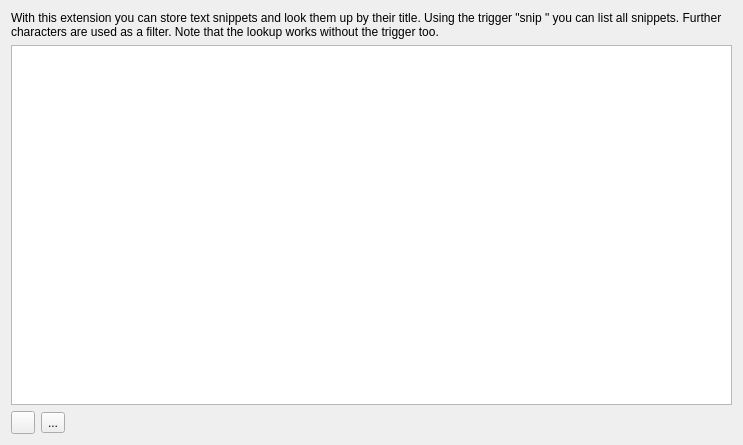
Above: snippets/src/configwidget.ui from albertlauncher/plugins before the change. Below: the same form after it.
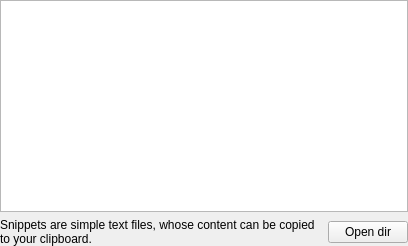
That is the form after the change. Icons and pictures are not drawn.

```diff
--- a/snippets/src/configwidget.ui
+++ b/snippets/src/configwidget.ui
@@ -6,23 +6,25 @@
    <rect>
     <x>0</x>
     <y>0</y>
-    <width>743</width>
-    <height>445</height>
+    <width>408</width>
+    <height>246</height>
    </rect>
   </property>
   <layout class="QVBoxLayout">
+   <property name="leftMargin">
+    <number>0</number>
+   </property>
+   <property name="topMargin">
+    <number>0</number>
+   </property>
+   <property name="rightMargin">
+    <number>0</number>
+   </property>
+   <property name="bottomMargin">
+    <number>0</number>
+   </property>
    <item>
-    <widget class="QLabel" name="label">
-     <property name="text">
-      <string>&lt;html&gt;&lt;head/&gt;&lt;body&gt;&lt;p&gt;With this extension you can store text snippets and look them up by their title. Using the trigger &amp;quot;snip &amp;quot; you can list all snippets. Further characters are used as a filter. Note that the lookup works without the trigger too.&lt;/p&gt;&lt;/body&gt;&lt;/html&gt;</string>
-     </property>
-     <property name="wordWrap">
-      <bool>true</bool>
-     </property>
-    </widget>
-   </item>
-   <item>
-    <widget class="QTableView" name="tableView">
+    <widget class="QListView" name="listView">
      <property name="editTriggers">
       <set>QAbstractItemView::NoEditTriggers</set>
      </property>
@@ -35,53 +37,32 @@
      <property name="selectionBehavior">
       <enum>QAbstractItemView::SelectRows</enum>
      </property>
-     <property name="showGrid">
-      <bool>false</bool>
-     </property>
-     <attribute name="horizontalHeaderHighlightSections">
-      <bool>false</bool>
-     </attribute>
-     <attribute name="horizontalHeaderStretchLastSection">
-      <bool>true</bool>
-     </attribute>
-     <attribute name="verticalHeaderVisible">
-      <bool>false</bool>
-     </attribute>
     </widget>
    </item>
    <item>
     <layout class="QHBoxLayout" name="horizontalLayout">
      <item>
-      <widget class="QToolButton" name="toolButton_add">
-       <property name="icon">
-        <iconset theme="list-add">
-         <normaloff>.</normaloff>.</iconset>
+      <widget class="QLabel" name="label">
+       <property name="sizePolicy">
+        <sizepolicy hsizetype="MinimumExpanding" vsizetype="Preferred">
+         <horstretch>0</horstretch>
+         <verstretch>0</verstretch>
+        </sizepolicy>
        </property>
-      </widget>
-     </item>
-     <item>
-      <widget class="QToolButton" name="toolButton_remove">
        <property name="text">
-        <string>...</string>
+        <string>Snippets are simple text files, whose content can be copied to your clipboard.</string>
        </property>
-       <property name="icon">
-        <iconset theme="list-remove">
-         <normaloff>.</normaloff>.</iconset>
+       <property name="wordWrap">
+        <bool>true</bool>
        </property>
       </widget>
      </item>
      <item>
-      <spacer name="horizontalSpacer">
-       <property name="orientation">
-        <enum>Qt::Horizontal</enum>
+      <widget class="QPushButton" name="pushButton_opendir">
+       <property name="text">
+        <string>Open dir</string>
        </property>
-       <property name="sizeHint" stdset="0">
-        <size>
-         <width>40</width>
-         <height>20</height>
-        </size>
-       </property>
-      </spacer>
+      </widget>
      </item>
     </layout>
    </item>
```
Left out of the diff: 6 changed lines with no effect on the pictures.
